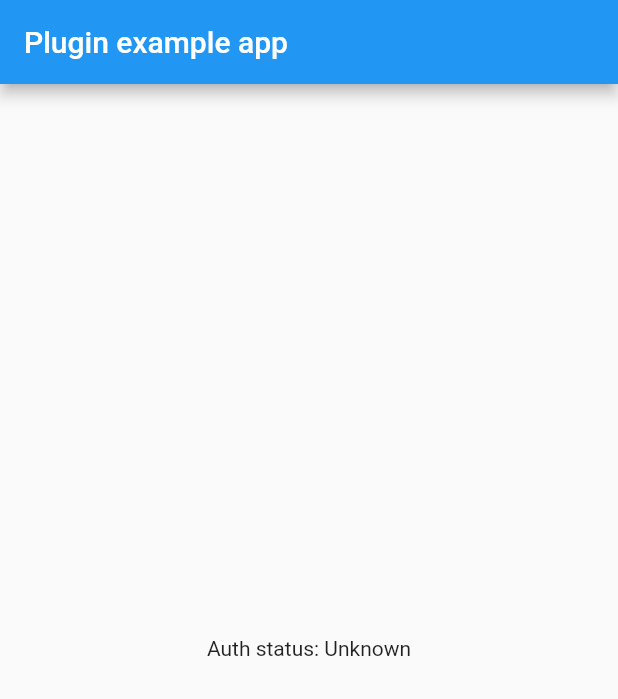
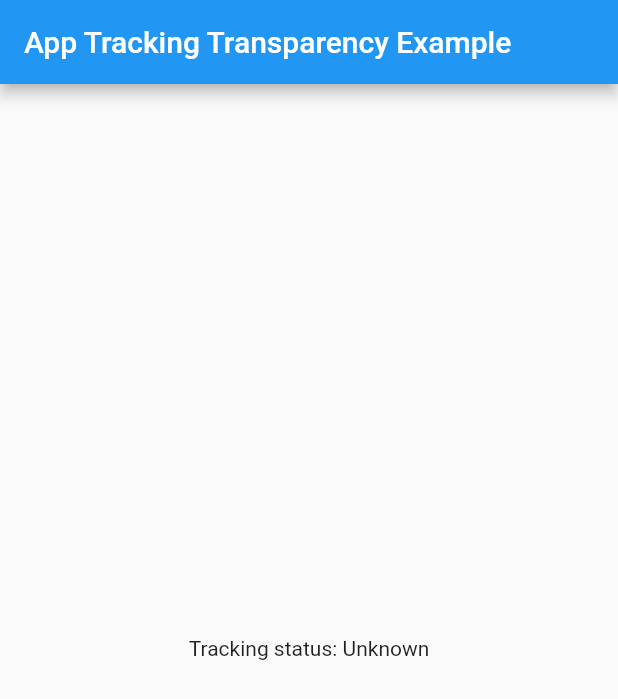
Before and after one commit to deniza/app_tracking_transparency, a Flutter app: the screen it shows after launch, on a phone screen of 412 x 824 dp. Shown: the top 699 px of the screen. Run offline on Flutter 3.47's test engine with Material 2 defaults, Android fonts, the phone set to English and light mode, and no system bars.

Commit message:
updated example

```diff
--- a/example/lib/main.dart
+++ b/example/lib/main.dart
@@ -19,11 +19,11 @@ class _MyAppState extends State<MyApp> {
   @override
   void initState() {
     super.initState();
-    initPlatformState();
+    initPlugin();
   }
 
   // Platform messages are asynchronous, so we initialize in an async method.
-  Future<void> initPlatformState() async {
+  Future<void> initPlugin() async {
     TrackingStatus status;
     // Platform messages may fail, so we use a try/catch PlatformException.
     try {
@@ -35,10 +35,9 @@ class _MyAppState extends State<MyApp> {
     final uuid = await AppTrackingTransparency.getAdvertisingIdentifier();
     print("UUID: $uuid");
 
-    // If the widget was removed from the tree while the asynchronous platform
-    // message was in flight, we want to discard the reply rather than calling
-    // setState to update our non-existent appearance.
-    if (!mounted) return;
+    if (!mounted) {
+      return;
+    }
 
     setState(() {
       _authStatus = "$status";
@@ -50,10 +49,10 @@ class _MyAppState extends State<MyApp> {
     return MaterialApp(
       home: Scaffold(
         appBar: AppBar(
-          title: const Text('Plugin example app'),
+          title: const Text('App Tracking Transparency Example'),
         ),
         body: Center(
-          child: Text('Auth status: $_authStatus\n'),
+          child: Text('Tracking status: $_authStatus\n'),
         ),
       ),
     );
```
